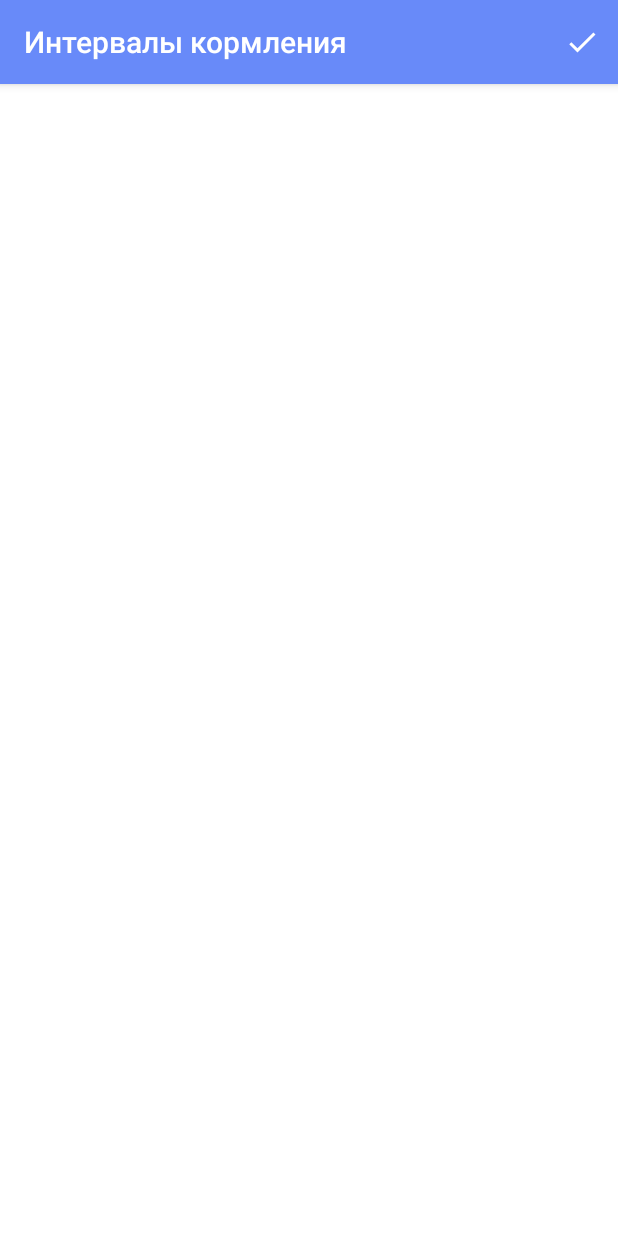
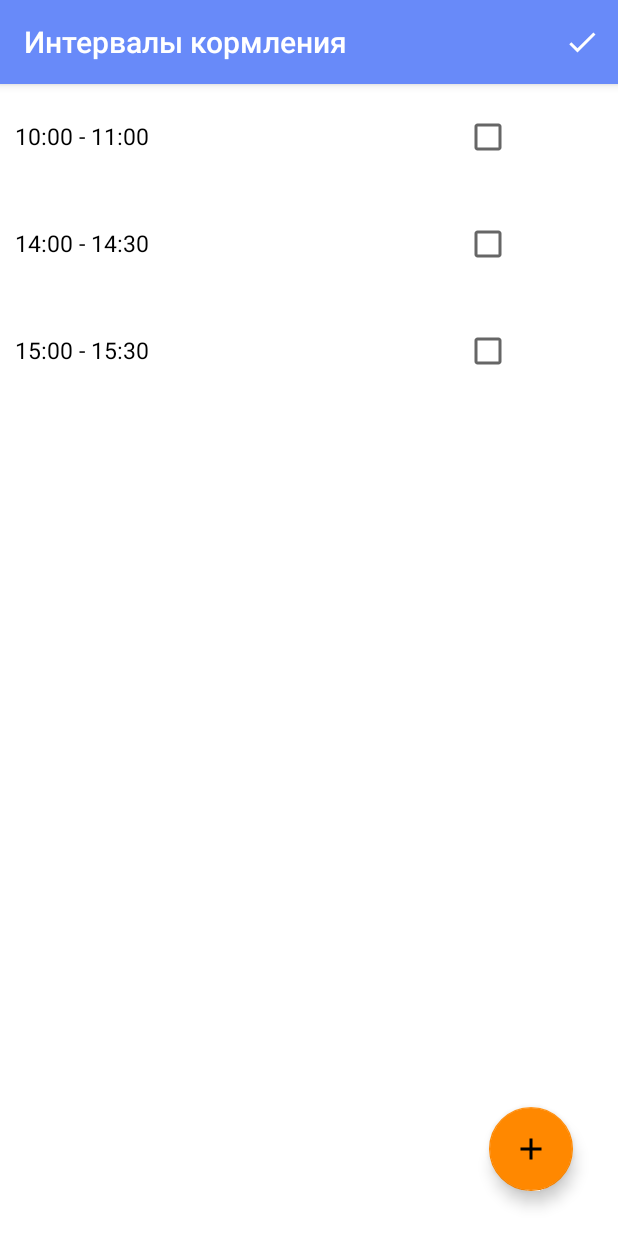
Before and after one commit to komolov-andrey/smart_aquarium, an Android app: the FeedingIntervals screen opened directly, with no data from a screen before it, on a phone screen of 412 x 824 dp. Run offline under Robolectric (Android 15) with nearby library versions, the phone set to English and light mode, and no system bars.

Commit message:
make visualization on activity_feeding

```diff
--- a/app/src/main/java/ru/mtuci/smart_aquarium/FeedingIntervals.java
+++ b/app/src/main/java/ru/mtuci/smart_aquarium/FeedingIntervals.java
@@ -2,7 +2,11 @@ package ru.mtuci.smart_aquarium;
 
 import android.app.Activity;
 import android.os.Bundle;
+import android.support.design.widget.FloatingActionButton;
+import android.support.v7.view.menu.ActionMenuItemView;
 import android.support.v7.widget.Toolbar;
+import android.view.View;
+import android.widget.Toast;
 
 public class FeedingIntervals extends Activity {
 
@@ -15,6 +19,27 @@ public class FeedingIntervals extends Activity {
         setContentView(R.layout.activity_feeding);
 
         initToolBar();
+
+        ActionMenuItemView imageButton = (ActionMenuItemView) toolBar.findViewById(R.id.check);
+
+        imageButton.setOnClickListener(new View.OnClickListener() {
+            @Override
+            public void onClick(View v) {
+                Toast toast = Toast.makeText(getApplicationContext(), "Сохранено", Toast.LENGTH_SHORT);
+                toast.show();
+            }
+        });
+
+        FloatingActionButton plusButton = (FloatingActionButton) findViewById(R.id.flab);
+
+        plusButton.setOnClickListener(new View.OnClickListener() {
+            @Override
+            public void onClick(View v) {
+                Toast toast = Toast.makeText(getApplicationContext(), "Добавлено", Toast.LENGTH_SHORT);
+                toast.show();
+            }
+        });
+
     }
 
     private void initToolBar() {
--- /dev/null
+++ b/app/src/main/res/drawable/plus.xml
@@ -0,0 +1,8 @@
+<!-- drawable/plus.xml -->
+<vector xmlns:android="http://schemas.android.com/apk/res/android"
+    android:height="24dp"
+    android:width="24dp"
+    android:viewportWidth="24"
+    android:viewportHeight="24">
+    <path android:fillColor="#000" android:pathData="M19,13H13V19H11V13H5V11H11V5H13V11H19V13Z" />
+</vector>
--- a/app/src/main/res/drawable/plus_circle.xml
+++ /dev/null
@@ -1,8 +0,0 @@
-<!-- drawable/plus-circle.xml -->
-<vector xmlns:android="http://schemas.android.com/apk/res/android"
-    android:height="24dp"
-    android:width="24dp"
-    android:viewportWidth="24"
-    android:viewportHeight="24">
-    <path android:fillColor="#000" android:pathData="M17,13H13V17H11V13H7V11H11V7H13V11H17M12,2A10,10 0 0,0 2,12A10,10 0 0,0 12,22A10,10 0 0,0 22,12A10,10 0 0,0 12,2Z" />
-</vector>
--- a/app/src/main/res/layout/activity_feeding.xml
+++ b/app/src/main/res/layout/activity_feeding.xml
@@ -30,8 +30,92 @@
 
         </android.support.design.widget.AppBarLayout>
 
+        <android.support.design.widget.FloatingActionButton
+            android:id="@+id/flab"
+            android:layout_width="wrap_content"
+            android:layout_height="wrap_content"
+            android:layout_gravity="end|bottom"
+            android:layout_margin="30dp"
+            android:src="@drawable/plus"
+            app:backgroundTint="@android:color/holo_orange_dark" />
 
     </android.support.design.widget.CoordinatorLayout>
 
+        <LinearLayout
+            android:layout_width="match_parent"
+            android:layout_height="wrap_content"
+            android:orientation="vertical">
+
+
+            <LinearLayout
+                android:layout_width="wrap_content"
+                android:layout_height="wrap_content"
+                android:orientation="horizontal"
+                android:paddingTop="70dp">
+
+                <TextView
+                    android:layout_width="wrap_content"
+                    android:layout_height="wrap_content"
+                    android:gravity="left"
+                    android:padding="10dp"
+                    android:text="10:00 - 11:00"
+                    android:textColor="#000000"
+                    android:textSize="15dp" />
+
+                <CheckBox
+                    android:id="@+id/checkBoxBold"
+                    android:layout_width="wrap_content"
+                    android:layout_height="wrap_content"
+                    android:layout_marginLeft="200dp" />
+
+            </LinearLayout>
+
+            <LinearLayout
+                android:layout_width="match_parent"
+                android:layout_height="wrap_content"
+                android:orientation="horizontal"
+                android:paddingTop="30dp">
+
+                <TextView
+                    android:layout_width="wrap_content"
+                    android:layout_height="wrap_content"
+                    android:gravity="left"
+                    android:padding="10dp"
+                    android:text="14:00 - 14:30"
+                    android:textColor="#000000"
+                    android:textSize="15dp" />
+
+                <CheckBox
+                    android:id="@+id/checkBoxBold1"
+                    android:layout_width="wrap_content"
+                    android:layout_height="wrap_content"
+                    android:layout_marginLeft="200dp" />
+
+            </LinearLayout>
+
+            <LinearLayout
+                android:layout_width="match_parent"
+                android:layout_height="wrap_content"
+                android:orientation="horizontal"
+                android:paddingTop="30dp">
+
+                <TextView
+                    android:layout_width="wrap_content"
+                    android:layout_height="wrap_content"
+                    android:gravity="left"
+                    android:padding="10dp"
+                    android:text="15:00 - 15:30"
+                    android:textColor="#000000"
+                    android:textSize="15dp" />
+
+                <CheckBox
+                    android:id="@+id/checkBoxBold2"
+                    android:layout_width="wrap_content"
+                    android:layout_height="wrap_content"
+                    android:layout_marginLeft="200dp" />
+
+            </LinearLayout>
+
+        </LinearLayout>
 
 </android.support.v4.widget.DrawerLayout>
```
